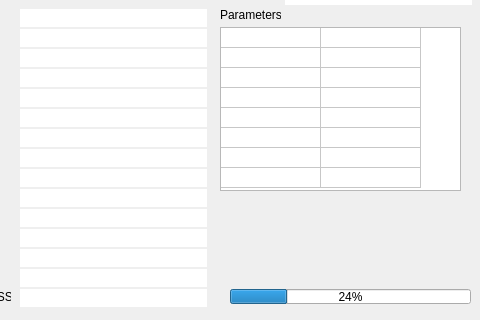
Qt form source/ui/mainwindow.ui (whiskie14142/SolarSystemVoyager) before a commit; both pictures show x 160 to 640 and y 380 to 700 of the 640 by 700 pixel window.
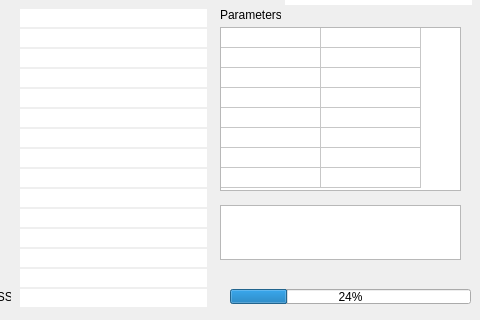
The same form after that commit.

```diff
--- a/source/ui/mainwindow.ui
+++ b/source/ui/mainwindow.ui
@@ -1247,6 +1247,39 @@
      <string/>
     </property>
    </widget>
+   <widget class="QPlainTextEdit" name="sysMessage">
+    <property name="enabled">
+     <bool>true</bool>
+    </property>
+    <property name="geometry">
+     <rect>
+      <x>380</x>
+      <y>566</y>
+      <width>241</width>
+      <height>55</height>
+     </rect>
+    </property>
+    <property name="font">
+     <font>
+      <pointsize>10</pointsize>
+     </font>
+    </property>
+    <property name="focusPolicy">
+     <enum>Qt::NoFocus</enum>
+    </property>
+    <property name="acceptDrops">
+     <bool>false</bool>
+    </property>
+    <property name="toolTip">
+     <string>System Messages</string>
+    </property>
+    <property name="undoRedoEnabled">
+     <bool>false</bool>
+    </property>
+    <property name="readOnly">
+     <bool>true</bool>
+    </property>
+   </widget>
   </widget>
   <widget class="QMenuBar" name="menubar">
    <property name="geometry">
```
Left out of the diff: 104 changed lines with no effect on the pictures.
